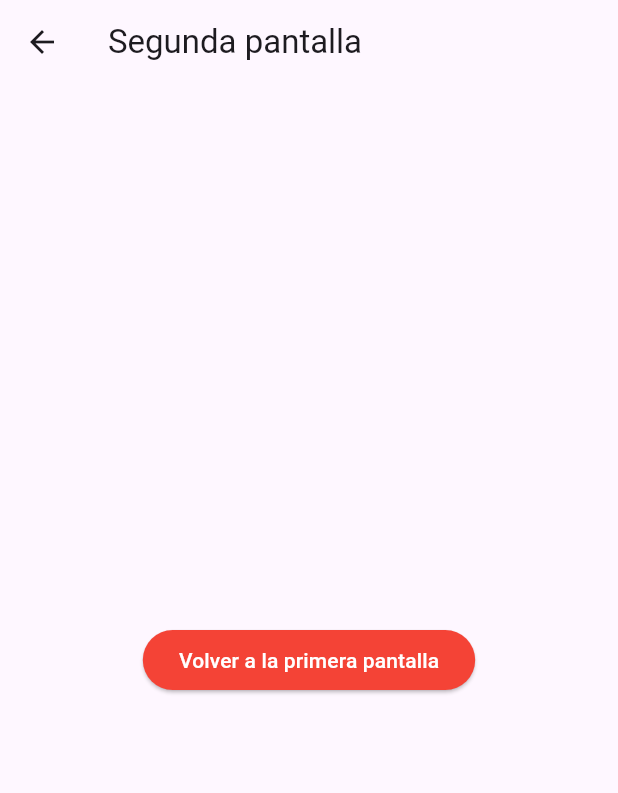
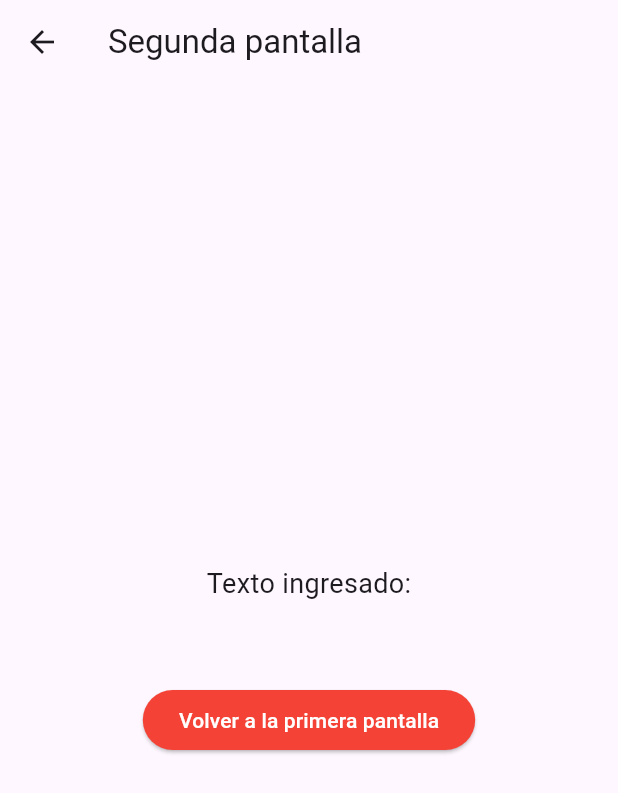
Before and after one commit to renzormdev/Lab08-APPM, a Flutter app: the screen it shows after launch, after a tap on "Ir a segunda pantalla", on a phone screen of 412 x 824 dp. Shown: the top 793 px of the screen. Run offline on Flutter 3.47's test engine with Material 3 defaults, Android fonts, the phone set to English and light mode, and no system bars.

Commit message:
subida-completado

```diff
--- a/lib/main.dart
+++ b/lib/main.dart
@@ -1,4 +1,5 @@
 import 'package:flutter/material.dart';
+import 'routes.dart';
 
 void main() {
   runApp(MyApp());
@@ -8,12 +9,23 @@ class MyApp extends StatelessWidget {
   @override
   Widget build(BuildContext context) {
     return MaterialApp(
-      home: PantallaInicio(),
+      initialRoute: pantallaInicioRoute,
+      routes: {
+        pantallaInicioRoute: (context) => PantallaInicio(),
+        pantallaDetalleRoute: (context) => PantallaDetalle(),
+      },
     );
   }
 }
 
-class PantallaInicio extends StatelessWidget {
+class PantallaInicio extends StatefulWidget {
+  @override
+  _PantallaInicioState createState() => _PantallaInicioState();
+}
+
+class _PantallaInicioState extends State<PantallaInicio> {
+  TextEditingController _textController = TextEditingController();
+
   @override
   Widget build(BuildContext context) {
     return Scaffold(
@@ -21,39 +33,76 @@ class PantallaInicio extends StatelessWidget {
         title: Text('Pantalla Inicio'),
       ),
       body: Center(
-        child: ElevatedButton(
+        child: Column(
+          mainAxisAlignment: MainAxisAlignment.center,
+          children: [
+            TextField(
+              controller: _textController,
+              decoration: InputDecoration(
+                hintText: 'Ingresa un texto',
+              ),
+            ),
+            SizedBox(height: 20),
+            ElevatedButton(
               onPressed: () {
-            Navigator.push(
+                Navigator.pushNamed(
                   context,
-              MaterialPageRoute(builder: (context) => PantallaDetalle()),
+                  pantallaDetalleRoute,
+                  arguments: _textController.text,
                 );
               },
               style: ElevatedButton.styleFrom(
-            foregroundColor: Colors.white, backgroundColor: Colors.blue,
+                foregroundColor: Colors.white,
+                backgroundColor: Colors.blue,
               ),
               child: Text('Ir a segunda pantalla'),
             ),
+          ],
+        ),
       ),
     );
+  }
+
+  @override
+  void dispose() {
+    _textController.dispose();
+    super.dispose();
   }
 }
 
 class PantallaDetalle extends StatelessWidget {
   @override
   Widget build(BuildContext context) {
+    final String texto = ModalRoute.of(context)?.settings?.arguments as String ?? '';
+
     return Scaffold(
       appBar: AppBar(
         title: Text('Segunda pantalla'),
       ),
       body: Center(
-        child: ElevatedButton(
+        child: Column(
+          mainAxisAlignment: MainAxisAlignment.center,
+          children: [
+            Text(
+              'Texto ingresado:',
+              style: TextStyle(fontSize: 18),
+            ),
+            Text(
+              texto,
+              style: TextStyle(fontSize: 24, fontWeight: FontWeight.bold),
+            ),
+            SizedBox(height: 20),
+            ElevatedButton(
               onPressed: () {
                 Navigator.pop(context);
               },
               style: ElevatedButton.styleFrom(
-            foregroundColor: Colors.white, backgroundColor: Colors.red,
+                foregroundColor: Colors.white,
+                backgroundColor: Colors.red,
               ),
               child: Text('Volver a la primera pantalla'),
+            ),
+          ],
         ),
       ),
     );
--- /dev/null
+++ b/lib/routes.dart
@@ -0,0 +1,2 @@
+const String pantallaInicioRoute = '/';
+const String pantallaDetalleRoute = '/detalle';
```
Lines whose indentation alone changed are shown as unchanged.
